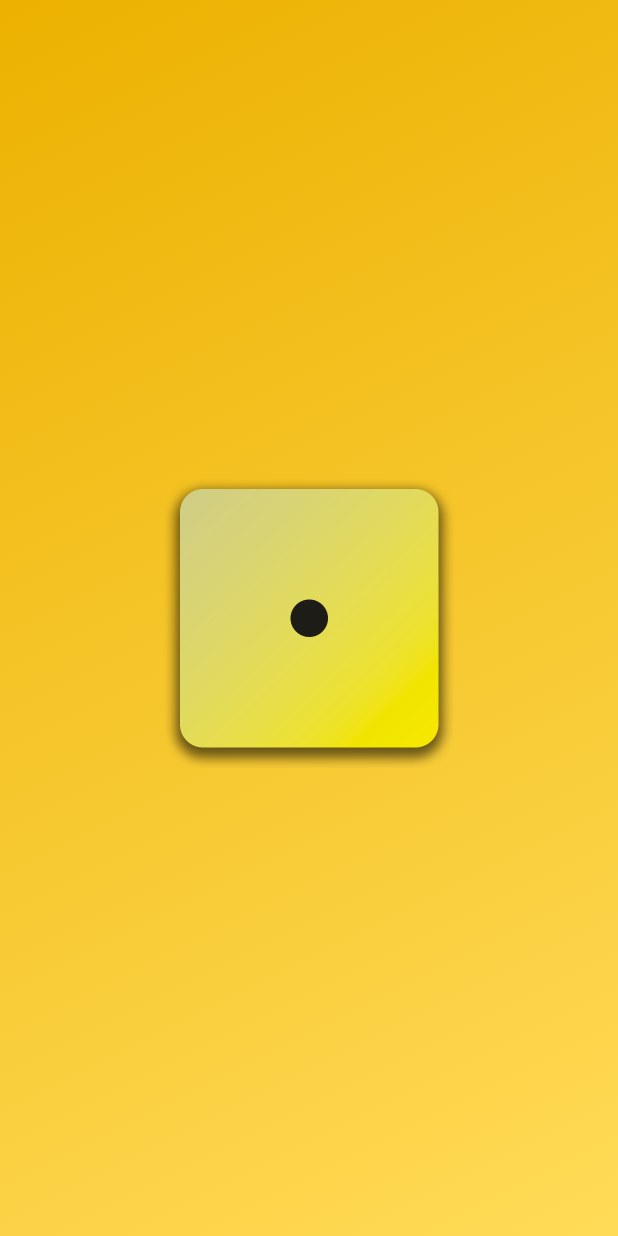
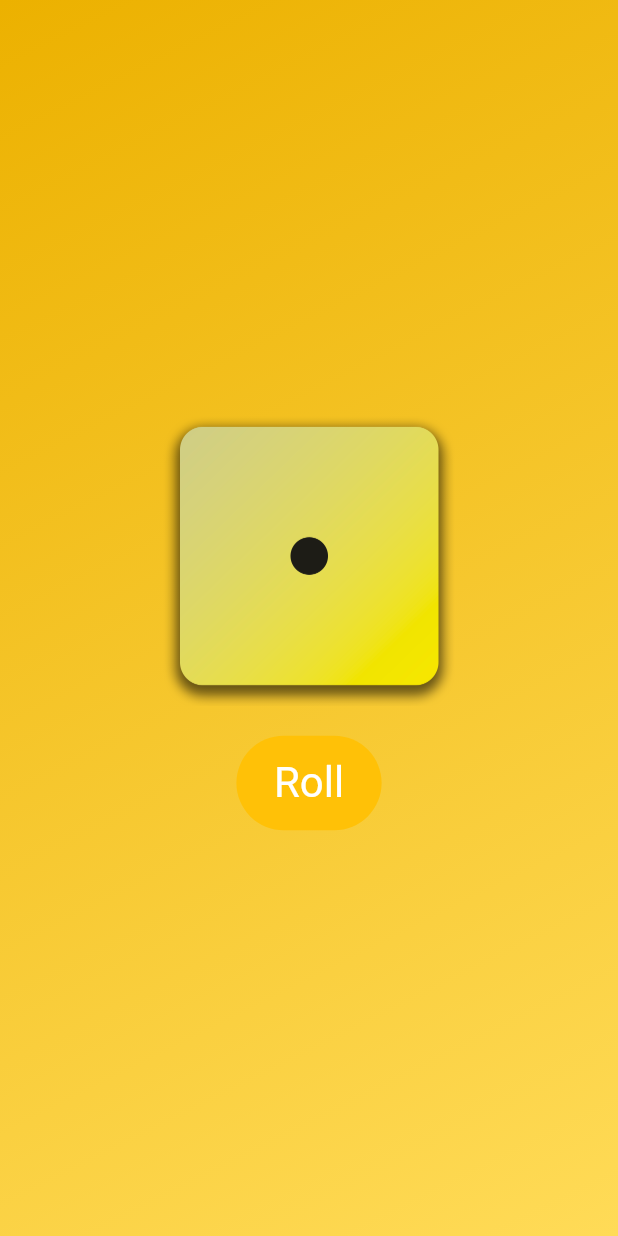
Before and after one commit to dubeyanant/dice-roller, a Flutter app: the screen it shows after launch, on a phone screen of 412 x 824 dp. Run offline on Flutter 3.47's test engine with Material 3 defaults, Android fonts, the phone set to English and light mode, and no system bars.

Commit message:
feat: add button

```diff
--- a/lib/gradient_container.dart
+++ b/lib/gradient_container.dart
@@ -11,6 +11,10 @@ class GradientContainer extends StatelessWidget {
 
   final Color startColor, endColor;
 
+  void rollDice() {
+    // ...
+  }
+
   @override
   Widget build(BuildContext context) {
     return Container(
@@ -22,9 +26,34 @@ class GradientContainer extends StatelessWidget {
         ),
       ),
       child: Center(
-        child: Image.asset(
-          "assets/images/dice-1.png",
-          width: 200,
+        child: Column(
+          mainAxisSize: MainAxisSize.min,
+          children: [
+            Image.asset(
+              "assets/images/dice-1.png",
+              width: 200,
+            ),
+            const SizedBox(
+              height: 20,
+            ),
+            TextButton(
+              onPressed: rollDice,
+              style: TextButton.styleFrom(
+                padding: const EdgeInsets.only(
+                  top: 15,
+                  bottom: 15,
+                  left: 25,
+                  right: 25,
+                ),
+                foregroundColor: Colors.white,
+                backgroundColor: Colors.amber,
+                textStyle: const TextStyle(
+                  fontSize: 28,
+                ),
+              ),
+              child: const Text("Roll"),
+            )
+          ],
         ),
       ),
     );
```
